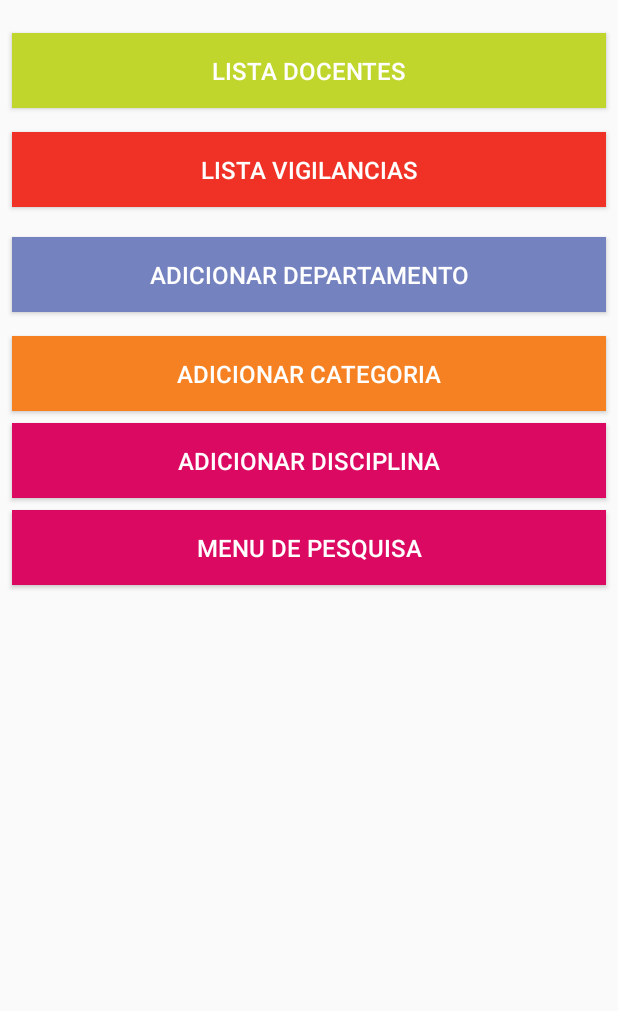
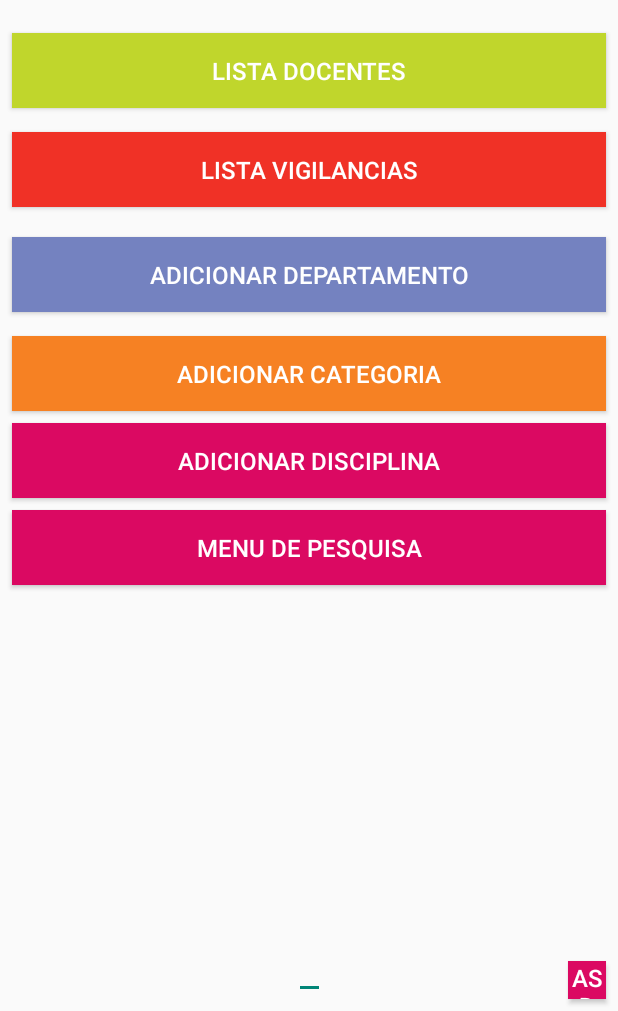
Before and after one commit to msousa06/M7, an Android app: the layout activity_main_menu.xml on its own in the app's theme, with its tools: preview values and no code run, on a phone screen of 412 x 824 dp, the part 225-1236 px from its top. Run offline under Robolectric (Android 15) with nearby library versions, the phone set to English and light mode, and no system bars.

Commit message:
merge accesso a funcionalidades

```diff
--- a/app/src/main/AndroidManifest.xml
+++ b/app/src/main/AndroidManifest.xml
@@ -49,6 +49,7 @@
         <activity android:name=".Read.ListarVigilanciasActivity" />
         <activity android:name=".Read.SearchDocenteResultActivity" />
         <activity android:name=".Read.SearchVigilanciaResultActivity" />
+        <activity android:name=".SelecionarRoleUser" />
 
     </application>
 </manifest>
--- a/app/src/main/java/com/gp/gpproject/Create/AdicionarDepartamentoActivity.java
+++ b/app/src/main/java/com/gp/gpproject/Create/AdicionarDepartamentoActivity.java
@@ -1,5 +1,6 @@
 package com.gp.gpproject.Create;
 
+import android.content.Intent;
 import android.os.Bundle;
 import android.support.v7.app.AlertDialog;
 import android.support.v7.app.AppCompatActivity;
@@ -9,6 +10,7 @@ import android.widget.ImageButton;
 import android.widget.ImageView;
 
 import com.gp.gpproject.DBManager;
+import com.gp.gpproject.MainActivity;
 import com.gp.gpproject.R;
 
 
@@ -34,6 +36,7 @@ public class AdicionarDepartamentoActivity extends AppCompatActivity {
             public void onClick(View v) {
                 try {
                     manager.insert_departamento(fieldnome.getText().toString(), fieldsigla.getText().toString());
+                    startActivity(new Intent(AdicionarDepartamentoActivity.this, MainActivity.class));
                     finish();
                 }
                 catch(Exception e){
@@ -49,6 +52,7 @@ public class AdicionarDepartamentoActivity extends AppCompatActivity {
         backbtn.setOnClickListener(new View.OnClickListener(){
             @Override
             public void onClick(View v){
+                startActivity(new Intent(AdicionarDepartamentoActivity.this, MainActivity.class));
                 finish();
             }
         });
--- a/app/src/main/java/com/gp/gpproject/Create/AdicionarDisciplinaActivity.java
+++ b/app/src/main/java/com/gp/gpproject/Create/AdicionarDisciplinaActivity.java
@@ -1,5 +1,6 @@
 package com.gp.gpproject.Create;
 
+import android.content.Intent;
 import android.os.Bundle;
 import android.support.v7.app.AlertDialog;
 import android.support.v7.app.AppCompatActivity;
@@ -12,6 +13,7 @@ import android.widget.Spinner;
 
 
 import com.gp.gpproject.DBManager;
+import com.gp.gpproject.MainActivity;
 import com.gp.gpproject.R;
 
 import java.util.List;
@@ -45,6 +47,7 @@ public class AdicionarDisciplinaActivity extends AppCompatActivity {
             public void onClick(View v) {
                 try {
                     manager.insert_disciplina(fieldnome.getText().toString(), fieldsigla.getText().toString(), spinnerDep.getSelectedItem().toString(), spinnerRuc.getSelectedItem().toString());
+                    startActivity(new Intent(AdicionarDisciplinaActivity.this, MainActivity.class));
                     finish();
                 }
                 catch(Exception e){
@@ -60,6 +63,7 @@ public class AdicionarDisciplinaActivity extends AppCompatActivity {
         backbtn.setOnClickListener(new View.OnClickListener(){
             @Override
             public void onClick(View v){
+                startActivity(new Intent(AdicionarDisciplinaActivity.this, MainActivity.class));
                 finish();
             }
         });
--- a/app/src/main/java/com/gp/gpproject/LoginActivity.java
+++ b/app/src/main/java/com/gp/gpproject/LoginActivity.java
@@ -40,12 +40,11 @@ public class LoginActivity extends AppCompatActivity {
         resetpass = (Button) findViewById(R.id.link_resetPass);
         createUser = (Button) findViewById(R.id.link_signup);
 
-
         btnlogin.setOnClickListener(new View.OnClickListener() {
             @Override
             public void onClick(View v) {
 
-                firebaseAuth.createUserWithEmailAndPassword(txtEmailLogin.getText().toString(), txtPwd.getText().toString())
+                firebaseAuth.signInWithEmailAndPassword(txtEmailLogin.getText().toString(), txtPwd.getText().toString())
                         .addOnCompleteListener(new OnCompleteListener<AuthResult>() {
                             @Override
                             public void onComplete(@NonNull Task<AuthResult> task) {
--- a/app/src/main/java/com/gp/gpproject/Read/ListarDocentesActivity.java
+++ b/app/src/main/java/com/gp/gpproject/Read/ListarDocentesActivity.java
@@ -15,6 +15,7 @@ import android.widget.TextView;
 import com.gp.gpproject.Create.AdicionarDocenteActivity;
 import com.gp.gpproject.DBManager;
 import com.gp.gpproject.Delete.EliminarDocenteActivity;
+import com.gp.gpproject.MainActivity;
 import com.gp.gpproject.R;
 import com.gp.gpproject.Update.EditarDocenteActivity;
 
@@ -42,6 +43,7 @@ public class ListarDocentesActivity extends AppCompatActivity {
         backbtn.setOnClickListener(new View.OnClickListener() {
             @Override
             public void onClick(View v) {
+                startActivity(new Intent(ListarDocentesActivity.this, MainActivity.class));
                 finish();
             }
         });
--- a/app/src/main/java/com/gp/gpproject/Read/ListarVigilanciasActivity.java
+++ b/app/src/main/java/com/gp/gpproject/Read/ListarVigilanciasActivity.java
@@ -15,6 +15,7 @@ import android.widget.TextView;
 import com.gp.gpproject.Create.AgendarVigilanciaActivity;
 import com.gp.gpproject.DBManager;
 import com.gp.gpproject.Delete.EliminarVigilanciaActivity;
+import com.gp.gpproject.MainActivity;
 import com.gp.gpproject.R;
 import com.gp.gpproject.Update.EditarVigilanciaActivity;
 
@@ -42,6 +43,7 @@ public class ListarVigilanciasActivity extends AppCompatActivity {
         backbtn.setOnClickListener(new View.OnClickListener() {
             @Override
             public void onClick(View v) {
+                startActivity(new Intent(ListarVigilanciasActivity.this, MainActivity.class));
                 finish();
             }
         });
--- a/app/src/main/java/com/gp/gpproject/SearchMenuActivity.java
+++ b/app/src/main/java/com/gp/gpproject/SearchMenuActivity.java
@@ -13,6 +13,7 @@ import android.widget.ImageButton;
 import android.widget.LinearLayout;
 import android.widget.Toast;
 
+import com.gp.gpproject.Create.AdicionarDisciplinaActivity;
 import com.gp.gpproject.Read.SearchDocenteActivity;
 import com.gp.gpproject.Read.SearchVigilanciaActivity;
 import com.gp.gpproject.Read.SearchVigilanciaResultActivity;
@@ -77,6 +78,9 @@ public class SearchMenuActivity extends AppCompatActivity {
         backbtn.setOnClickListener(new View.OnClickListener(){
             @Override
             public void onClick(View v){
+                Intent i = new Intent(SearchMenuActivity.this, MainActivity.class);
+                i.putExtra("Email", getIntent().getExtras().getString("Email"));
+                startActivity(i);
                 finish();
             }
         });
--- a/app/src/main/res/layout/activity_main_menu.xml
+++ b/app/src/main/res/layout/activity_main_menu.xml
@@ -1,6 +1,7 @@
 <?xml version="1.0" encoding="utf-8"?>
 <android.support.constraint.ConstraintLayout xmlns:android="http://schemas.android.com/apk/res/android"
     xmlns:app="http://schemas.android.com/apk/res-auto"
+    xmlns:tools="http://schemas.android.com/tools"
     android:layout_width="match_parent"
     android:layout_height="match_parent">
 
@@ -153,6 +154,28 @@
         app:layout_constraintStart_toStartOf="parent"
         app:layout_constraintTop_toBottomOf="@+id/btnAddDisciplina" />
 
+    <Button
+        android:id="@+id/btnAux"
+        android:layout_width="25dp"
+        android:layout_height="25dp"
+        android:layout_marginBottom="8dp"
+        android:layout_marginEnd="8dp"
+        android:background="#DB0962"
+        android:text="asd"
+        android:textColor="@android:color/white"
+        android:textSize="16sp"
+        app:layout_constraintBottom_toBottomOf="parent"
+        app:layout_constraintEnd_toEndOf="parent" />
 
+    <EditText
+        android:id="@+id/roletxt"
+        android:layout_width="wrap_content"
+        android:layout_height="wrap_content"
+        android:layout_marginBottom="8dp"
+        android:layout_marginEnd="8dp"
+        android:layout_marginStart="8dp"
+        app:layout_constraintBottom_toBottomOf="parent"
+        app:layout_constraintEnd_toEndOf="parent"
+        app:layout_constraintStart_toStartOf="parent" />
 
 </android.support.constraint.ConstraintLayout>
```
Also changed, not shown: app/src/main/java/com/gp/gpproject/Create/AdicionarCategoriaActivity.java (+14 -5 lines), app/src/main/java/com/gp/gpproject/DBManager.java (+209 -178 lines), app/src/main/java/com/gp/gpproject/MainActivity.java (+43 -0 lines), app/src/main/java/com/gp/gpproject/RegistrationActivity.java (+10 -64 lines), app/src/main/res/layout/activity_create_categoria.xml (+13 -0 lines), 3 other files.
